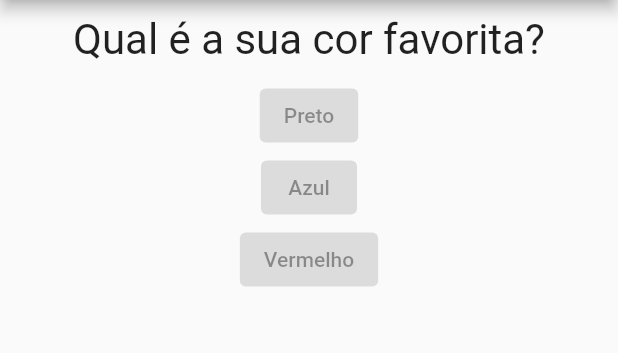
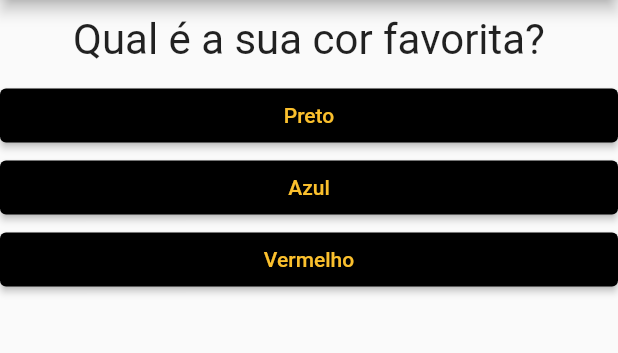
Before and after one commit to Zattrus/App_Perguntas, a Flutter app: the screen it shows after launch, on a phone screen of 412 x 824 dp, the part 84-437 px from its top. Run offline on Flutter 3.47's test engine with Material 2 defaults, Android fonts, the phone set to English and light mode, and no system bars.

Commit message:
Melhorando cores e funcao callback

```diff
--- a/lib/resposta.dart
+++ b/lib/resposta.dart
@@ -8,9 +8,16 @@ class Resposta extends StatelessWidget {
 
   @override
   Widget build(BuildContext context) {
-    return ElevatedButton(
-      child: Text(texto),
-      onPressed: null,
+    return Container(
+      width: double.infinity,
+      child: ElevatedButton(
+        style: ElevatedButton.styleFrom(
+          primary: Colors.black,
+          onPrimary: Colors.yellow.shade700,
+        ),
+        child: Text(texto),
+        onPressed: onPressed,
+      ),
     );
   }
 }
```
